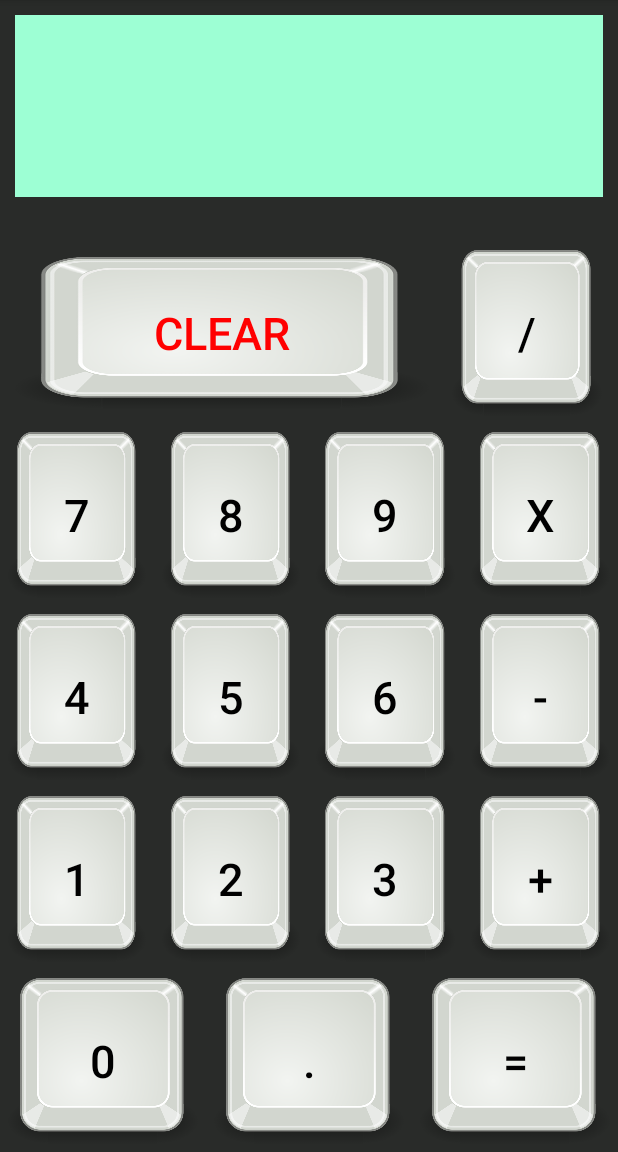
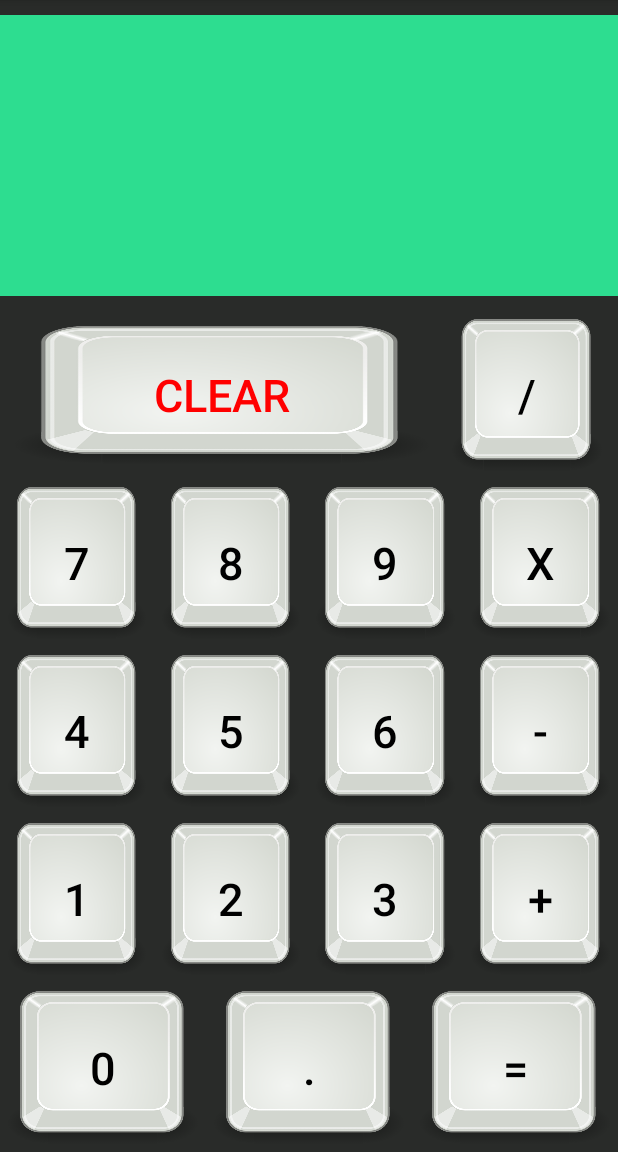
Before and after one commit to tasfique/CSCI366_Lab1, an Android app: the screen it shows after launch (MainActivity), on a phone screen of 412 x 824 dp, the part 84-1236 px from its top. Run offline under Robolectric (Android 15) with nearby library versions, the phone set to English and light mode, and no system bars.

```diff
--- a/app/build.gradle
+++ b/app/build.gradle
@@ -1,6 +1,11 @@
 apply plugin: 'com.android.application'
 
 android {
+    compileOptions {
+        sourceCompatibility JavaVersion.VERSION_1_8
+        targetCompatibility JavaVersion.VERSION_1_8
+    }
+
     compileSdkVersion 29
     buildToolsVersion "29.0.3"
 
@@ -29,5 +34,6 @@ dependencies {
     testImplementation 'junit:junit:4.12'
     androidTestImplementation 'androidx.test.ext:junit:1.1.1'
     androidTestImplementation 'androidx.test.espresso:espresso-core:3.2.0'
+    implementation 'com.faendir.rhino:rhino-android:1.5.2'
 
 }
--- a/app/src/main/java/com/csci366_2020/tasfique/calculator/MainActivity.java
+++ b/app/src/main/java/com/csci366_2020/tasfique/calculator/MainActivity.java
@@ -1,20 +1,22 @@
 package com.csci366_2020.tasfique.calculator;
 
-import androidx.appcompat.app.AppCompatActivity;
-
+//import android.content.Context;
 import android.os.Bundle;
 import android.view.View;
 import android.widget.Button;
-import android.widget.EditText;
+import android.widget.TextView;
+
+import org.mozilla.javascript.Context;
+import org.mozilla.javascript.Scriptable;
+
+import androidx.appcompat.app.AppCompatActivity;
 
 public class MainActivity extends AppCompatActivity {
 
     Button btn_1, btn_2, btn_3, btn_4, btn_5, btn_6, btn_7, btn_8, btn_9, btn_0, btn_Add, btn_Sub, btn_Mul, btn_Div, btn_calc, btn_dec, btn_clear;
-    EditText mEditText;
-    String input = "";
+    TextView mTextView, mTextView2;
+    String process;
 
-    float Value1, Value2, Value3, Value4;
-    boolean mAddition, mSubtract, mMultiplication, mDivision;
 
     @Override
     protected void onCreate(Bundle savedInstanceState) {
@@ -38,200 +40,220 @@ public class MainActivity extends AppCompatActivity {
         btn_calc = (Button) findViewById(R.id.btn_calc);
         btn_dec = (Button) findViewById(R.id.btn_dec);
         btn_clear = (Button) findViewById(R.id.btn_clear);
-        mEditText = (EditText) findViewById(R.id.edText1);
+        mTextView = (TextView) findViewById(R.id.edText1);
+        mTextView2 = (TextView) findViewById(R.id.edText2);
 
         btn_0.setOnClickListener(new View.OnClickListener() {
             @Override
             public void onClick(View v) {
-                //mEditText.setText(mEditText.getText() + "0");
-                input +=  mEditText.getText() + "0";
-                mEditText.setText(input);
+                process = mTextView.getText().toString();
+                mTextView.setText(process + "0");
             }
         });
 
         btn_1.setOnClickListener(new View.OnClickListener() {
             @Override
             public void onClick(View v) {
-                //mEditText.setText(mEditText.getText() + "1");
-                input += input + mEditText.getText() + "1";
-                mEditText.setText(input);
+                process = mTextView.getText().toString();
+                mTextView.setText(process + "1");
             }
         });
 
         btn_2.setOnClickListener(new View.OnClickListener() {
             @Override
             public void onClick(View v) {
-                //mEditText.setText(mEditText.getText() + "2");
-                input += mEditText.getText() + "2";
-                mEditText.setText(input);
+                process = mTextView.getText().toString();
+                mTextView.setText(process + "2");
             }
         });
 
         btn_3.setOnClickListener(new View.OnClickListener() {
             @Override
             public void onClick(View v) {
-                //mEditText.setText(mEditText.getText() + "3");
-                input += mEditText.getText() + "3";
-                mEditText.setText(input);
+                process = mTextView.getText().toString();
+                mTextView.setText(process + "3");
             }
         });
 
         btn_4.setOnClickListener(new View.OnClickListener() {
             @Override
             public void onClick(View v) {
-                mEditText.setText(mEditText.getText() + "4");
+                process = mTextView.getText().toString();
+                mTextView.setText(process + "4");
             }
         });
 
         btn_5.setOnClickListener(new View.OnClickListener() {
             @Override
             public void onClick(View v) {
-                mEditText.setText(mEditText.getText() + "5");
+                process = mTextView.getText().toString();
+                mTextView.setText(process + "5");
             }
         });
 
         btn_6.setOnClickListener(new View.OnClickListener() {
             @Override
             public void onClick(View v) {
-                mEditText.setText(mEditText.getText() + "6");
+                process = mTextView.getText().toString();
+                mTextView.setText(process + "6");
             }
         });
 
         btn_7.setOnClickListener(new View.OnClickListener() {
             @Override
             public void onClick(View v) {
-                mEditText.setText(mEditText.getText() + "7");
+                process = mTextView.getText().toString();
+                mTextView.setText(process + "7");
             }
         });
 
         btn_8.setOnClickListener(new View.OnClickListener() {
             @Override
             public void onClick(View v) {
-                mEditText.setText(mEditText.getText() + "8");
+                process = mTextView.getText().toString();
+                mTextView.setText(process + "8");
             }
         });
 
         btn_9.setOnClickListener(new View.OnClickListener() {
             @Override
             public void onClick(View v) {
-                mEditText.setText(mEditText.getText() + "9");
+                process = mTextView.getText().toString();
+                mTextView.setText(process + "9");
             }
         });
 
         btn_dec.setOnClickListener(new View.OnClickListener() {
             @Override
             public void onClick(View v) {
-                mEditText.setText(mEditText.getText() + ".");
+                process = mTextView.getText().toString();
+                mTextView.setText(process + ".");
             }
         });
 
         btn_Add.setOnClickListener(new View.OnClickListener() {
             @Override
             public void onClick(View v) {
-
+                process = mTextView.getText().toString();
+                mTextView.setText(process + "+");
             }
         });
 
         btn_Sub.setOnClickListener(new View.OnClickListener() {
             @Override
             public void onClick(View v) {
-
+                process = mTextView.getText().toString();
+                mTextView.setText(process + "-");
             }
         });
 
         btn_Mul.setOnClickListener(new View.OnClickListener() {
             @Override
             public void onClick(View v) {
-                input+="*";
+                process = mTextView.getText().toString();
+                mTextView.setText(process + "*");
             }
         });
 
         btn_Div.setOnClickListener(new View.OnClickListener() {
             @Override
             public void onClick(View v) {
-
+                process = mTextView.getText().toString();
+                mTextView.setText(process + "/");
             }
         });
 
         btn_calc.setOnClickListener(new View.OnClickListener() {
             @Override
             public void onClick(View v) {
-                if(input.split("\\*").length==2){
-                    String numbers[]=input.split("\\*");
-                    try{
-                        double mul=Double.parseDouble(numbers[0])*Double.parseDouble(numbers[1]);
-                        input=mul+"";
-                    }
-                    catch (Exception e){
-                        //Display error
-                    }
+                process = mTextView.getText().toString();
+                process = process.replaceAll("x", "*");
+                //process = process.replaceAll("")
+                Context rhino =  Context.enter();
+
+                rhino.setOptimizationLevel(-1);
+
+                String finalResult = "";
+
+                try {
+                    Scriptable scriptable = rhino.initStandardObjects();
+                    finalResult = rhino.evaluateString(scriptable,process,"javascript",1,null).toString();
+                }catch (Exception e){
+                    finalResult="0";
                 }
-                else if(input.split("/").length==2){
-                    String numbers[]=input.split("/");
-                    try{
-                        double div=Double.parseDouble(numbers[0])/Double.parseDouble(numbers[1]);
-                        input=div+"";
-                    }
-                    catch (Exception e){
-                        //Display error
-                    }
-                }
-                else if(input.split("\\^").length==2){
-                    String numbers[]=input.split("\\^");
-                    try{
-                        double pow=Math.pow(Double.parseDouble(numbers[0]),Double.parseDouble(numbers[1]));
-                        input=pow+"";
-                    }
-                    catch (Exception e){
-                        //Display error
-                    }
-                }
-                else if(input.split("\\+").length==2){
-                    String numbers[]=input.split("\\+");
-                    try{
-                        double sum=Double.parseDouble(numbers[0])+Double.parseDouble(numbers[1]);
-                        input=sum+"";
-                    }
-                    catch (Exception e){
-                        //Display error
-                    }
-                }
-                else if(input.split("\\-").length>1){
-                    String numbers[]=input.split("\\-");
-                    if(numbers[0]=="" && numbers.length==2){
-                        numbers[0]=0+"";
-                    }
-                    try{
-                        double sub=0;
-                        if(numbers.length==2) {
-                            sub = Double.parseDouble(numbers[0]) - Double.parseDouble(numbers[1]);
-                        }
-                        else if(numbers.length==3){
-                            sub = -Double.parseDouble(numbers[1]) - Double.parseDouble(numbers[2]);
-                        }
-                        input=sub+"";
-                    }
-                    catch (Exception e){
-                        //Display error
-                    }
-                }
-                String n[]=input.split("\\.");
-                if(n.length>1){
-                    if(n[1].equals("0")){
-                        input=n[0];
-                    }
-                }
-                mEditText.setText(input);
 
+                mTextView2.setText(finalResult);
             }
         });
 
         btn_clear.setOnClickListener(new View.OnClickListener() {
             @Override
             public void onClick(View v) {
-                mEditText.setText("");
+                //input = "";
+                mTextView.setText("");
+                mTextView2.setText("");
             }
         });
     }
 
+    /*public void Solve() {
+        if (input.split("\\*").length == 2) {
+            String numbers[] = input.split("\\*");
+            try {
+                double mul = Double.parseDouble(numbers[0]) * Double.parseDouble(numbers[1]);
+                input = mul + "";
+            } catch (Exception e) {
+                //Display error
+            }
+        } else if (input.split("/").length == 2) {
+            String numbers[] = input.split("/");
+            try {
+                double div = Double.parseDouble(numbers[0]) / Double.parseDouble(numbers[1]);
+                input = div + "";
+            } catch (Exception e) {
+                //Display error
+            }
+        } else if (input.split("\\^").length == 2) {
+            String numbers[] = input.split("\\^");
+            try {
+                double pow = Math.pow(Double.parseDouble(numbers[0]), Double.parseDouble(numbers[1]));
+                input = pow + "";
+            } catch (Exception e) {
+                //Display error
+            }
+        } else if (input.split("\\+").length == 2) {
+            String numbers[] = input.split("\\+");
+            try {
+                double sum = Double.parseDouble(numbers[0]) + Double.parseDouble(numbers[1]);
+                input = sum + "";
+            } catch (Exception e) {
+                //Display error
+            }
+        } else if (input.split("\\-").length > 1) {
+            String numbers[] = input.split("\\-");
+            if (numbers[0] == "" && numbers.length == 2) {
+                numbers[0] = 0 + "";
+            }
+            try {
+                double sub = 0;
+                if (numbers.length == 2) {
+                    sub = Double.parseDouble(numbers[0]) - Double.parseDouble(numbers[1]);
+                } else if (numbers.length == 3) {
+                    sub = -Double.parseDouble(numbers[1]) - Double.parseDouble(numbers[2]);
+                }
+                input = sub + "";
+            } catch (Exception e) {
+                //Display error
+            }
+        }
+        String n[] = input.split("\\.");
+        if (n.length > 1) {
+            if (n[1].equals("0")) {
+                input = n[0];
+            }
+        }
+        mTextView.setText(input);
+
+    }*/
+
 }
--- a/app/src/main/res/layout/activity_main.xml
+++ b/app/src/main/res/layout/activity_main.xml
@@ -8,20 +8,48 @@
     android:weightSum="6"
     tools:context="com.csci366_2020.tasfique.calculator.MainActivity">
 
-    <EditText
+    <!--<EditText
         android:id="@+id/edText1"
         android:layout_width="match_parent"
-        android:layout_height="0dp"
-        android:layout_marginBottom="30dp"
+        android:layout_height="10dp"
+        android:layout_marginBottom="10dp"
         android:layout_marginHorizontal="10dp"
-        android:layout_marginTop="10dp"
+        android:layout_marginTop="5dp"
         android:layout_weight="1"
-        android:background="#9DFFD4"
+        android:background="#2DDD90"
         android:gravity="center|right"
         android:padding="5dp"
         android:textColor="#0000ff"
+        android:textSize="10sp"
+        android:textStyle="bold" />-->
+
+    <TextView
+        android:id="@+id/edText1"
+        android:layout_marginTop="10dp"
+        android:layout_width="match_parent"
+        android:layout_height="70dp"
         android:textSize="30sp"
-        android:textStyle="bold" />
+        android:gravity="end"
+        android:textColor="#0000ff"
+        android:background="#2DDD90"
+        android:textStyle="bold"
+        android:padding="10dp"
+        android:text=""
+        />
+    <TextView
+        android:id="@+id/edText2"
+        android:layout_marginBottom="10dp"
+        android:layout_weight="1"
+        android:layout_width="match_parent"
+        android:layout_height="5dp"
+        android:textSize="60sp"
+        android:gravity="end"
+        android:textColor="#0000ff"
+        android:background="#2DDD90"
+        android:textStyle="bold"
+        android:padding="10dp"
+        android:text=""
+        />
 
     <LinearLayout
         android:layout_width="fill_parent"
@@ -36,9 +64,10 @@
             android:layout_margin="10dp"
             android:layout_weight="1"
             android:background="@drawable/keyboard_btn"
-            android:text="Clear"
+            android:text="@string/clear"
             android:textColor="#FF0000"
-            android:textSize="30dp" />
+            android:textSize="30sp"
+            tools:ignore="ButtonStyle" />
 
         <Button
             android:id="@+id/btn_Div"
@@ -47,10 +76,10 @@
             android:layout_margin="5dp"
             android:layout_weight="1"
             android:background="@drawable/keyboard_btn"
-
             android:text="/"
             android:textColor="#000000"
-            android:textSize="30dp" />
+            android:textSize="30sp" />
+
     </LinearLayout>
 
     <LinearLayout
--- a/app/src/main/res/values/strings.xml
+++ b/app/src/main/res/values/strings.xml
@@ -1,3 +1,4 @@
 <resources>
     <string name="app_name">Calculator</string>
+    <string name="clear">Clear</string>
 </resources>
```
